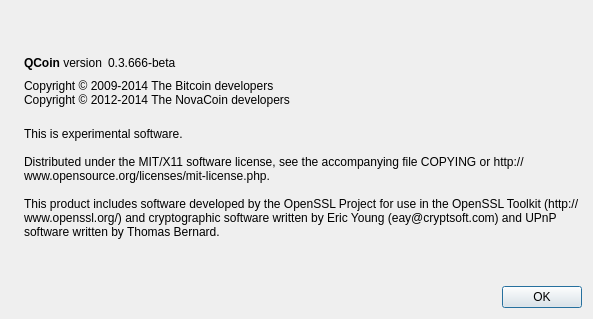
The window that src/qt/forms/aboutdialog.ui (Qcoin/qcoin) describes before a commit, drawn with Qt 5.
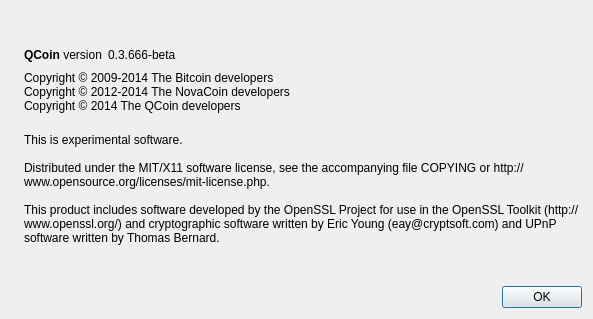
The same window after the commit. Icons and pictures are not drawn.

```diff
--- a/src/qt/forms/aboutdialog.ui
+++ b/src/qt/forms/aboutdialog.ui
@@ -92,7 +92,8 @@
        </property>
        <property name="text">
         <string>Copyright © 2009-2014 The Bitcoin developers
-Copyright © 2012-2014 The NovaCoin developers</string>
+Copyright © 2012-2014 The NovaCoin developers
+Copyright © 2014 The QCoin developers</string>
        </property>
        <property name="textInteractionFlags">
         <set>Qt::LinksAccessibleByMouse|Qt::TextSelectableByKeyboard|Qt::TextSelectableByMouse</set>
```
